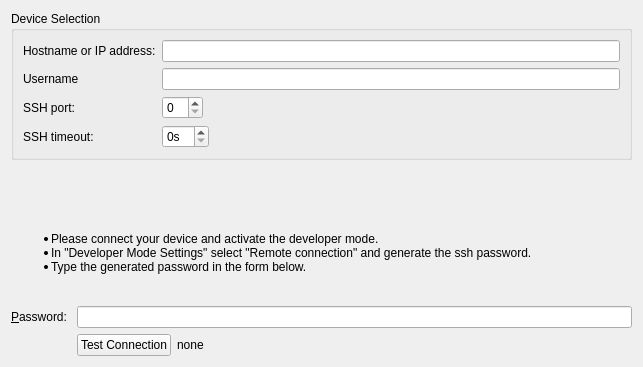
Qt form src/plugins/mer/merhardwaredevicewizardselectionpage.ui (sailfishos/sailfish-qtcreator) before a commit.
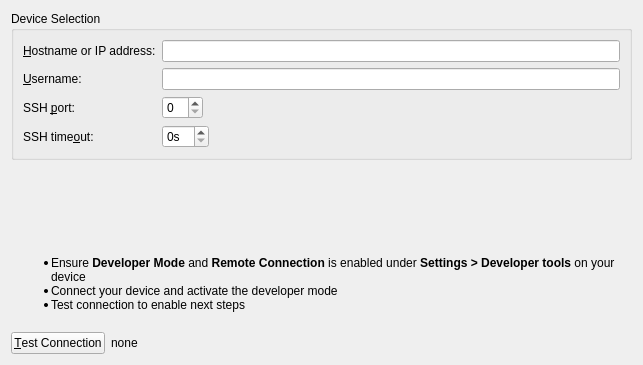
The same form after that commit.

Commit message:
Mer: Update after "SSH: Use OpenSSH tools"
See d7178b88c4b2572fb83b28f8178940766216deed (SSH: Use OpenSSH tools)

Diff of the .ui file:
```diff
--- a/src/plugins/mer/merhardwaredevicewizardselectionpage.ui
+++ b/src/plugins/mer/merhardwaredevicewizardselectionpage.ui
@@ -7,7 +7,7 @@
     <x>0</x>
     <y>0</y>
     <width>643</width>
-    <height>367</height>
+    <height>365</height>
    </rect>
   </property>
   <property name="sizePolicy">
@@ -32,7 +32,7 @@
       <item row="0" column="0">
        <widget class="QLabel" name="hostNameLabel">
         <property name="text">
-         <string>Hostname or IP address:</string>
+         <string>&amp;Hostname or IP address:</string>
         </property>
         <property name="buddy">
          <cstring>hostNameLineEdit</cstring>
@@ -45,7 +45,7 @@
       <item row="1" column="0">
        <widget class="QLabel" name="usernameLabel">
         <property name="text">
-         <string>Username</string>
+         <string>&amp;Username:</string>
         </property>
         <property name="buddy">
          <cstring>usernameLineEdit</cstring>
@@ -62,7 +62,7 @@
       <item row="2" column="0">
        <widget class="QLabel" name="sshPortLabel">
         <property name="text">
-         <string>SSH port:</string>
+         <string>SSH &amp;port:</string>
         </property>
         <property name="buddy">
          <cstring>sshPortSpinBox</cstring>
@@ -82,7 +82,7 @@
       <item row="3" column="0">
        <widget class="QLabel" name="Timeout">
         <property name="text">
-         <string>SSH timeout:</string>
+         <string>SSH time&amp;out:</string>
         </property>
         <property name="buddy">
          <cstring>timeoutSpinBox</cstring>
@@ -121,33 +121,14 @@
    <item>
     <widget class="QLabel" name="label">
      <property name="text">
-      <string>&lt;html&gt;&lt;head/&gt;&lt;body&gt;&lt;ul&gt;&lt;li&gt;Please connect your device and activate the developer mode.&lt;/li&gt;&lt;li&gt;In &quot;Developer Mode Settings&quot; select &quot;Remote connection&quot; and generate the ssh password.&lt;/li&gt;&lt;li&gt;Type the generated password in the form below.&lt;/li&gt;&lt;/ul&gt;&lt;p/&gt;&lt;/body&gt;&lt;/html&gt;</string>
+      <string>&lt;html&gt;&lt;head/&gt;&lt;body&gt;&lt;ul style=&quot;margin-top: 0px; margin-bottom: 0px; margin-left: 0px; margin-right: 0px; -qt-list-indent: 1;&quot;&gt;&lt;li style=&quot; margin-top:0px; margin-bottom:0px; margin-left:0px; margin-right:0px; -qt-block-indent:0; text-indent:0px;&quot;&gt;Ensure &lt;span style=&quot; font-weight:600;&quot;&gt;Developer Mode&lt;/span&gt; and &lt;span style=&quot; font-weight:600;&quot;&gt;Remote Connection&lt;/span&gt; is enabled under &lt;span style=&quot; font-weight:600;&quot;&gt;Settings &amp;gt; Developer tools&lt;/span&gt; on your device&lt;/li&gt;&lt;li style=&quot; margin-top:0px; margin-bottom:0px; margin-left:0px; margin-right:0px; -qt-block-indent:0; text-indent:0px;&quot;&gt;Connect your device and activate the developer mode&lt;/li&gt;&lt;li style=&quot; margin-top:0px; margin-bottom:12px; margin-left:0px; margin-right:0px; -qt-block-indent:0; text-indent:0px;&quot;&gt;Test connection to enable next steps&lt;br/&gt;&lt;/li&gt;&lt;/ul&gt;&lt;/body&gt;&lt;/html&gt;</string>
+     </property>
+     <property name="wordWrap">
+      <bool>true</bool>
      </property>
     </widget>
    </item>
    <item>
-    <layout class="QFormLayout" name="formLayout_2">
-     <property name="fieldGrowthPolicy">
-      <enum>QFormLayout::AllNonFixedFieldsGrow</enum>
-     </property>
-     <item row="0" column="0">
-      <widget class="QLabel" name="passwordLabel">
-       <property name="text">
-        <string>&amp;Password: </string>
-       </property>
-       <property name="buddy">
-        <cstring>passwordLineEdit</cstring>
-       </property>
-      </widget>
-     </item>
-     <item row="0" column="1">
-      <widget class="QLineEdit" name="passwordLineEdit">
-       <property name="echoMode">
-        <enum>QLineEdit::Password</enum>
-       </property>
-      </widget>
-     </item>
-     <item row="1" column="1">
       <layout class="QHBoxLayout" name="horizontalLayout_2">
        <item>
         <widget class="QPushButton" name="testButton">
@@ -158,7 +139,7 @@
           </sizepolicy>
          </property>
          <property name="text">
-          <string>Test Connection</string>
+        <string>&amp;Test Connection</string>
          </property>
         </widget>
        </item>
@@ -177,8 +158,6 @@
           <set>Qt::LinksAccessibleByMouse|Qt::TextSelectableByKeyboard|Qt::TextSelectableByMouse</set>
          </property>
         </widget>
-       </item>
-      </layout>
      </item>
     </layout>
    </item>
```
Lines whose indentation alone changed are shown as unchanged. The commit also changes 15 other files.
